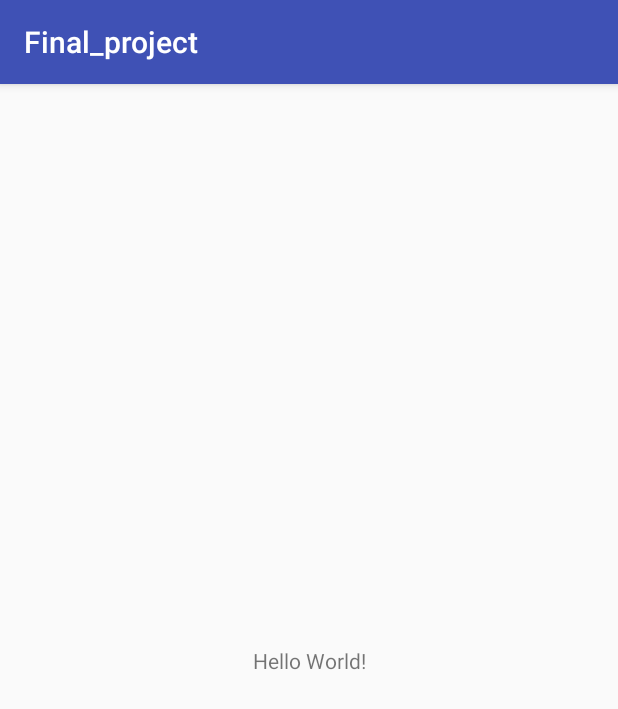
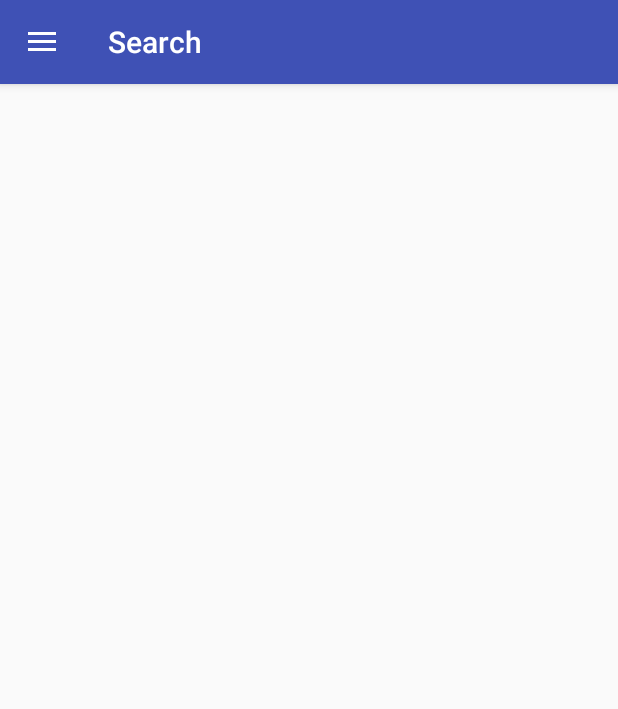
Before and after one commit to kanners/TurtleSearch, an Android app: the screen it shows after launch (MainActivity), on a phone screen of 412 x 824 dp. Shown: the top 709 px of the screen. Run offline under Robolectric (Android 15) with nearby library versions, the phone set to English and light mode, and no system bars.

Commit message:
Added side bar to the project.

```diff
--- a/app/build.gradle
+++ b/app/build.gradle
@@ -26,5 +26,6 @@ dependencies {
     })
     compile 'com.android.support:appcompat-v7:25.3.1'
     compile 'com.android.support.constraint:constraint-layout:1.0.2'
+    compile 'com.android.support:support-v4:25.3.1'
     testCompile 'junit:junit:4.12'
 }
--- a/app/src/main/AndroidManifest.xml
+++ b/app/src/main/AndroidManifest.xml
@@ -9,10 +9,10 @@
         android:roundIcon="@mipmap/ic_launcher_round"
         android:supportsRtl="true"
         android:theme="@style/AppTheme">
+
         <activity android:name=".MainActivity">
             <intent-filter>
                 <action android:name="android.intent.action.MAIN" />
-
                 <category android:name="android.intent.category.LAUNCHER" />
             </intent-filter>
         </activity>
--- /dev/null
+++ b/app/src/main/java/midatlandroid/final_project/FragmentProfile.java
@@ -0,0 +1,28 @@
+package midatlandroid.final_project;
+
+
+import android.os.Bundle;
+import android.app.Fragment;
+import android.view.LayoutInflater;
+import android.view.View;
+import android.view.ViewGroup;
+
+
+/**
+ * A simple {@link Fragment} subclass.
+ */
+public class FragmentProfile extends Fragment {
+
+    public FragmentProfile() {
+        // Required empty public constructor
+    }
+
+
+    @Override
+    public View onCreateView(LayoutInflater inflater, ViewGroup container,
+                             Bundle savedInstanceState) {
+        // Inflate the layout for this fragment
+        return inflater.inflate(R.layout.fragment_profile, container, false);
+    }
+
+}
--- a/app/src/main/java/midatlandroid/final_project/MainActivity.java
+++ b/app/src/main/java/midatlandroid/final_project/MainActivity.java
@@ -1,13 +1,89 @@
 package midatlandroid.final_project;
 
+import android.app.Fragment;
+import android.app.FragmentManager;
+import android.content.res.Resources;
+import android.support.v4.widget.DrawerLayout;
+import android.support.v7.app.ActionBarDrawerToggle;
 import android.support.v7.app.AppCompatActivity;
 import android.os.Bundle;
+import android.view.MenuItem;
+import android.view.View;
+import android.widget.AdapterView;
+import android.widget.ArrayAdapter;
+import android.widget.ListView;
+import android.widget.RelativeLayout;
 
 public class MainActivity extends AppCompatActivity {
+    private DrawerLayout drawerLayout;
+    private ListView drawerListView;
+    private RelativeLayout drawerRelativeLayout;
+    private ActionBarDrawerToggle drawerToggle;
+    String[] drawerOptionLabels;
 
     @Override
     protected void onCreate(Bundle savedInstanceState) {
         super.onCreate(savedInstanceState);
         setContentView(R.layout.activity_main);
+
+        drawerLayout = (DrawerLayout) findViewById(R.id.drawer_layout);
+        drawerListView = (ListView) findViewById(R.id.left_drawer);
+        drawerRelativeLayout = (RelativeLayout) findViewById(R.id.left_drawer_layout);
+
+        getSupportActionBar().setDisplayHomeAsUpEnabled(true);
+        getSupportActionBar().setHomeButtonEnabled(true);
+
+        drawerToggle = new ActionBarDrawerToggle(this, drawerLayout, R.string.drawer_open, R.string.drawer_close);
+        drawerLayout.addDrawerListener(drawerToggle);
+        drawerToggle.syncState();
+
+        Resources resources = getResources();
+        drawerOptionLabels = resources.getStringArray(R.array.sliding_drawer_array);
+        ArrayAdapter<String> drawerAdapter = new ArrayAdapter<String>(this, R.layout.drawer_list_item, drawerOptionLabels);
+        drawerListView.setAdapter(drawerAdapter);
+
+        drawerListView.setOnItemClickListener(new AdapterView.OnItemClickListener() {
+           @Override
+            public void onItemClick(AdapterView<?> parent, View view, int position, long id) {
+               FragmentManager fm = getFragmentManager();
+               Fragment fragment = new FragmentProfile();
+
+               switch(position) {
+                   case 0:
+                       fragment = new FragmentProfile();
+                       break;
+                   case 1:
+                       fragment = new FragmentSettings();
+                       break;
+               }
+
+               fm.beginTransaction().replace(R.id.content_frame, fragment).commit();
+               setTitle(drawerOptionLabels[position]);
+               drawerListView.setItemChecked(position, true);
+               drawerLayout.closeDrawer(drawerRelativeLayout);
+           }
+        });
+
+        if (savedInstanceState == null) {
+            FragmentManager fm = getFragmentManager();
+            Fragment fragment = new FragmentProfile();
+            fm.beginTransaction().replace(R.id.content_frame, fragment).commit();
+            setTitle(drawerOptionLabels[0]);
+        }
     }
+
+    @Override
+    protected void onPostCreate(Bundle savedInstanceState) {
+        super.onPostCreate(savedInstanceState);
+        drawerToggle.syncState();
+    }
+
+    @Override
+    public boolean onOptionsItemSelected(MenuItem item) {
+        if (drawerToggle.onOptionsItemSelected(item)) {
+            return true;
+        }
+        return super.onOptionsItemSelected(item);
+    }
+
 }
--- a/app/src/main/res/layout/activity_main.xml
+++ b/app/src/main/res/layout/activity_main.xml
@@ -1,18 +1,31 @@
 <?xml version="1.0" encoding="utf-8"?>
-<android.support.constraint.ConstraintLayout xmlns:android="http://schemas.android.com/apk/res/android"
-    xmlns:app="http://schemas.android.com/apk/res-auto"
-    xmlns:tools="http://schemas.android.com/tools"
+<android.support.v4.widget.DrawerLayout
+    xmlns:android="http://schemas.android.com/apk/res/android"
+    android:id="@+id/drawer_layout"
     android:layout_width="match_parent"
-    android:layout_height="match_parent"
-    tools:context="midatlandroid.final_project.MainActivity">
+    android:layout_height="match_parent" >
 
-    <TextView
-        android:layout_width="wrap_content"
-        android:layout_height="wrap_content"
-        android:text="Hello World!"
-        app:layout_constraintBottom_toBottomOf="parent"
-        app:layout_constraintLeft_toLeftOf="parent"
-        app:layout_constraintRight_toRightOf="parent"
-        app:layout_constraintTop_toTopOf="parent" />
+    <FrameLayout
+        android:id="@+id/content_frame"
+        android:layout_width="match_parent"
+        android:layout_height="match_parent" />
 
-</android.support.constraint.ConstraintLayout>
+    <RelativeLayout
+        android:id="@+id/left_drawer_layout"
+        android:layout_width="240dp"
+        android:layout_height="match_parent"
+        android:layout_gravity="start" >
+
+        <ListView
+            android:id="@+id/left_drawer"
+            android:layout_width="240dp"
+            android:layout_height="match_parent"
+            android:choiceMode="singleChoice"
+            android:divider="@android:color/transparent"
+            android:dividerHeight="0dp"
+            android:background="@color/colorDrawerBG" />
+
+    </RelativeLayout>
+
+
+</android.support.v4.widget.DrawerLayout>
--- /dev/null
+++ b/app/src/main/res/layout/fragment_profile.xml
@@ -0,0 +1,13 @@
+<FrameLayout
+    xmlns:android="http://schemas.android.com/apk/res/android"
+    xmlns:tools="http://schemas.android.com/tools"
+    android:layout_width="match_parent"
+    android:layout_height="match_parent"
+    tools:context="midatlandroid.final_project.FragmentProfile">
+
+    <TextView
+        android:layout_width="match_parent"
+        android:layout_height="match_parent"
+        android:gravity="center" />
+
+</FrameLayout>
--- a/app/src/main/res/values/colors.xml
+++ b/app/src/main/res/values/colors.xml
@@ -3,4 +3,6 @@
     <color name="colorPrimary">#3F51B5</color>
     <color name="colorPrimaryDark">#303F9F</color>
     <color name="colorAccent">#FF4081</color>
+
+    <color name="colorDrawerBG">#FFFFFF</color>
 </resources>
--- a/app/src/main/res/values/strings.xml
+++ b/app/src/main/res/values/strings.xml
@@ -1,3 +1,16 @@
 <resources>
-    <string name="app_name">Final_project</string>
+    <string name="app_name">Turtle Search</string>
+
+    <string name="hello_blank_fragment">Hello blank fragment</string>
+
+    <string name="title_activity_navigation_drawer">NavigationDrawerActivity</string>
+    <string-array name="sliding_drawer_array">
+        <item>Search</item>
+        <item>Shopping List</item>
+        <item>Starred Items</item>
+        <item>Settings</item>
+    </string-array>
+
+    <string name="drawer_open">Open navigation drawer</string>
+    <string name="drawer_close">Close navigation drawer</string>
 </resources>
--- a/build.gradle
+++ b/build.gradle
@@ -5,7 +5,7 @@ buildscript {
         jcenter()
     }
     dependencies {
-        classpath 'com.android.tools.build:gradle:2.3.2'
+        classpath 'com.android.tools.build:gradle:2.3.3'
 
         // NOTE: Do not place your application dependencies here; they belong
         // in the individual module build.gradle files
```
Also changed, not shown: app/src/main/java/midatlandroid/final_project/FragmentSettings.java (added, +30 -0 lines), app/src/main/res/layout/drawer_list_item.xml (added, +11 -0 lines), app/src/main/res/layout/fragment_settings.xml (added, +13 -0 lines).
